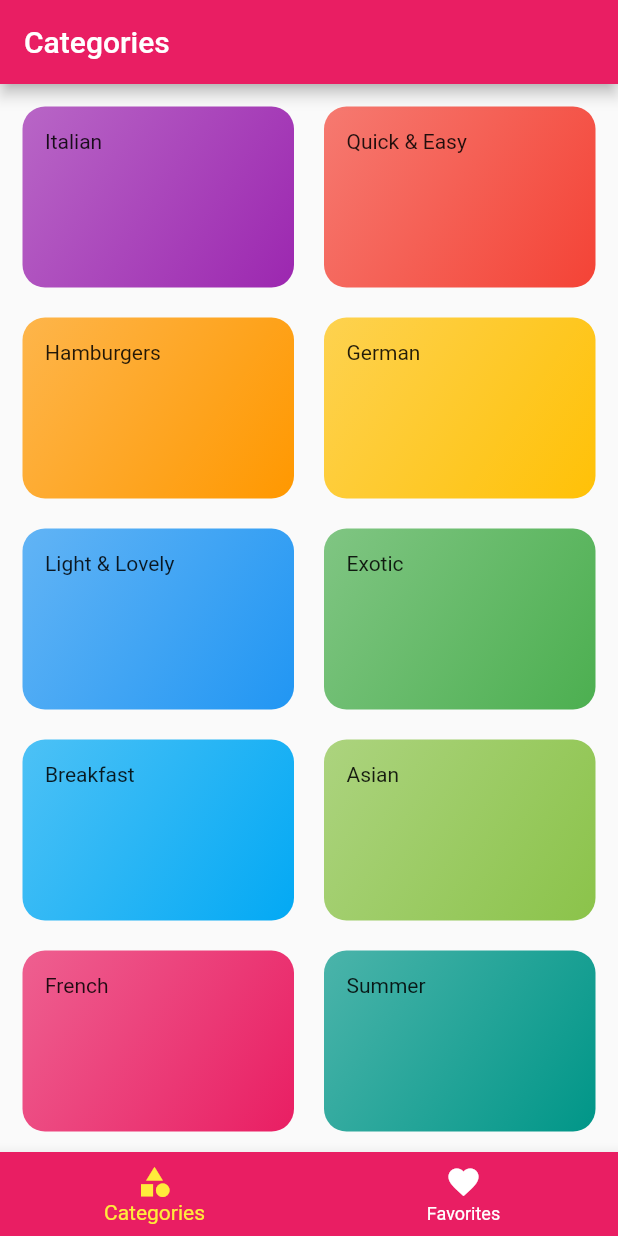
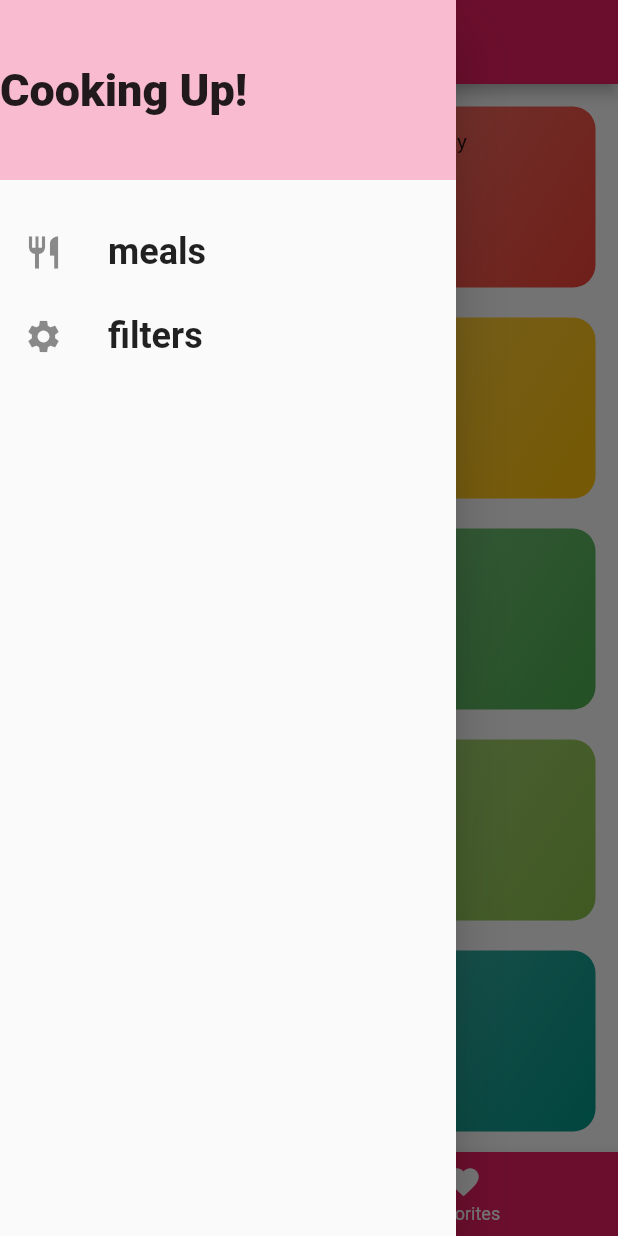
Before and after one commit to Abelmalu/meals_app, a Flutter app: the screen it shows after launch, with the side drawer open (before the commit the screen has no drawer), on a phone screen of 412 x 824 dp. Run offline on Flutter 3.47's test engine with Material 3 defaults, Android fonts, the phone set to English and light mode, and no system bars.

Commit message:
drawer created

```diff
--- /dev/null
+++ b/lib/main_drawer.dart
@@ -0,0 +1,45 @@
+import 'package:flutter/material.dart';
+
+class MainDrawer extends StatelessWidget {
+  Widget buildListTile(String title, IconData icon) {
+    return ListTile(
+      leading: Icon(
+        icon,
+        size: 26,
+      ),
+      title: Text(
+        title,
+        style: TextStyle(fontSize: 24, fontWeight: FontWeight.bold),
+      ),
+      onTap: (){
+
+      },
+    );
+  }
+
+  @override
+  Widget build(BuildContext context) {
+    return Drawer(
+      child: Column(children: [
+        Container(
+          height: 120,
+          color: Theme.of(context).primaryColorLight,
+          width: double.infinity,
+          alignment: Alignment.centerLeft,
+          child: Text(
+            'Cooking Up!',
+            style: TextStyle(
+              fontWeight: FontWeight.w900,
+              fontSize: 30,
+            ),
+          ),
+        ),
+        SizedBox(
+          height: 20,
+        ),
+        buildListTile('meals', Icons.restaurant ),
+        buildListTile('filters', Icons.settings ),
+      ]),
+    );
+  }
+}
--- a/lib/screens/meal_detail_screen.dart
+++ b/lib/screens/meal_detail_screen.dart
@@ -13,7 +13,7 @@ class MealDetailScreen extends StatelessWidget {
 
   Widget buildContainer(Widget child) {
     return Container(
-      height: 100,
+      height: 200,
       width: 300,
       decoration: BoxDecoration(
         border: Border.all(color: Colors.grey),
--- a/lib/screens/tabs_screen.dart
+++ b/lib/screens/tabs_screen.dart
@@ -1,4 +1,5 @@
 import 'package:flutter/material.dart';
+import 'package:meal_app/main_drawer.dart';
 import 'package:meal_app/screens/categories_screen.dart';
 import 'package:meal_app/screens/favorite_screen.dart';
 
@@ -10,11 +11,15 @@ class TabsScreen extends StatefulWidget {
 }
 
 class _TabsScreenState extends State<TabsScreen> {
-  final List<Map<String,dynamic>> _pages = [{'page':CategoriesScreen(), 'title':'Categories'},{'page': FavoritesScreen(), 'title':'Favorites'}];
+  final List<Map<String, dynamic>> _pages = [
+    {'page': CategoriesScreen(), 'title': 'Categories'},
+    {'page': FavoritesScreen(), 'title': 'Favorites'}
+  ];
   int _selectedPageIndex = 0;
 
   void _selectPage(int index) {
     setState(() {
+      print(index);
       _selectedPageIndex = index;
     });
   }
@@ -25,16 +30,15 @@ class _TabsScreenState extends State<TabsScreen> {
         appBar: AppBar(
           title: Text(_pages[_selectedPageIndex]['title']),
           backgroundColor: Theme.of(context).primaryColor,
-
-
         ),
+        drawer:MainDrawer(),
         body: _pages[_selectedPageIndex]['page'],
         bottomNavigationBar: BottomNavigationBar(
             onTap: _selectPage,
             backgroundColor: Theme.of(context).primaryColor,
             unselectedItemColor: Colors.white,
             selectedItemColor: Colors.yellow,
-            currentIndex: _selectedPageIndex ,
+            currentIndex: _selectedPageIndex,
             items: const [
               BottomNavigationBarItem(
                   icon: Icon(Icons.category), label: 'Categories'),
```
